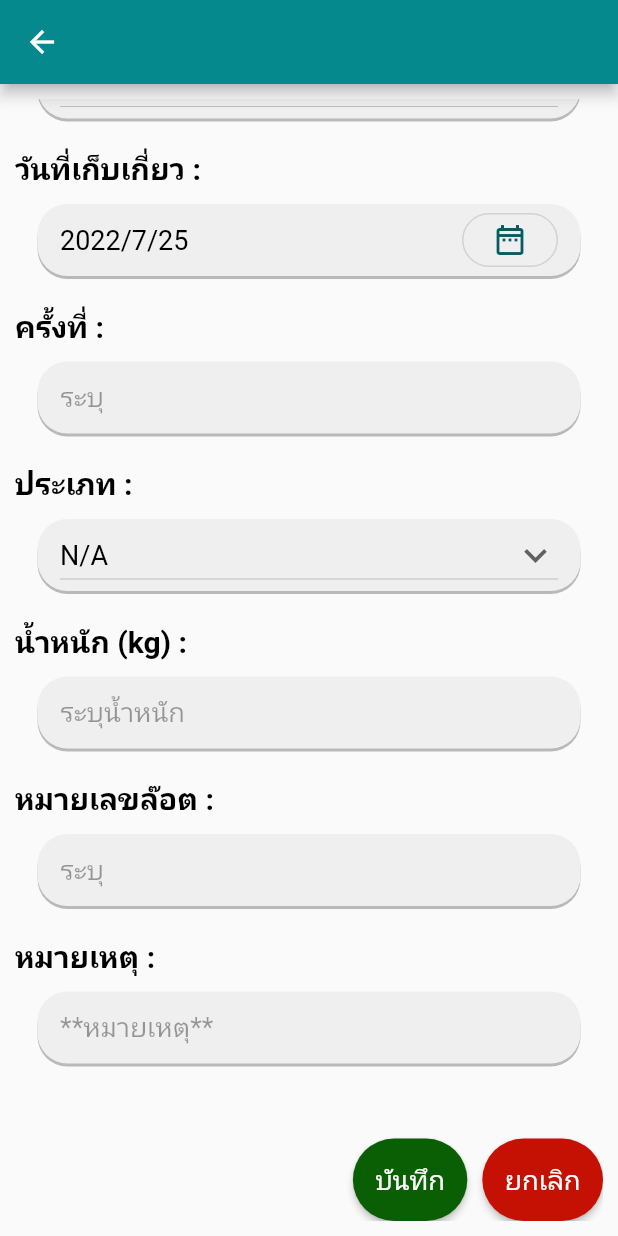
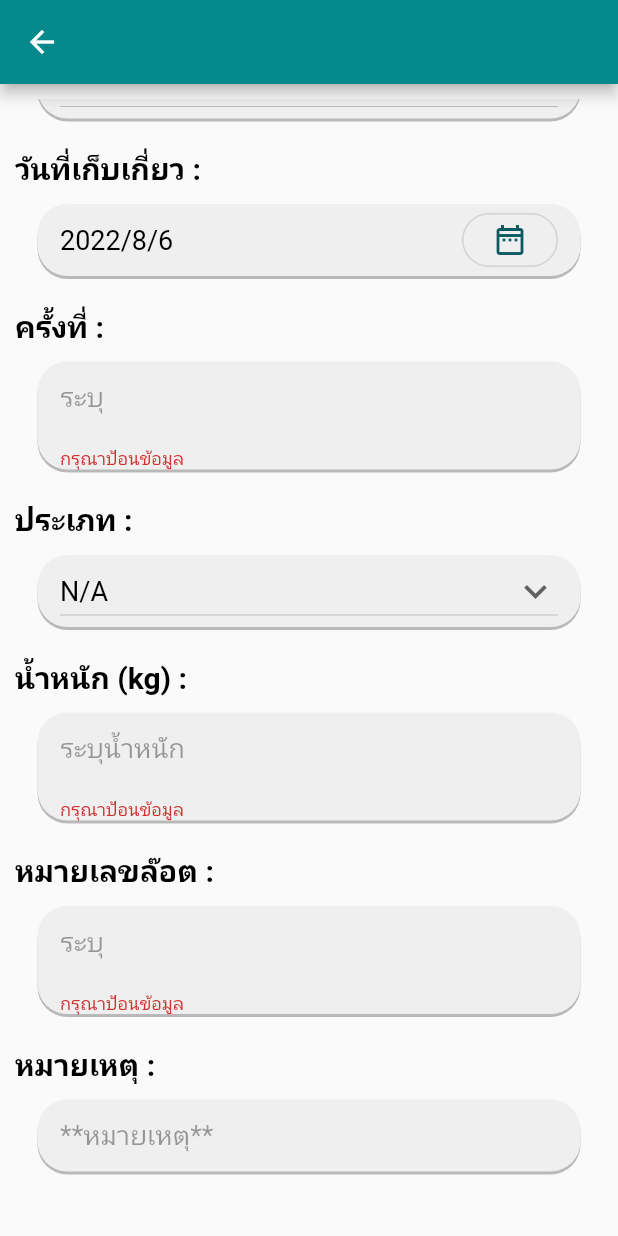
Before and after one commit to haruthai2311/cannabis_track_and_trace_application, a Flutter app: the Harvests screen opened directly, scrolled down 165 dp, after a tap on "บันทึก", on a phone screen of 412 x 824 dp. Run offline on Flutter 3.47's test engine with Material 2 defaults, Android fonts, the phone set to English and light mode, and no system bars; our stand-ins replace curved_navigation_bar, form_field_validator; missing offline and left inert: flutter_barcode_scanner.

Commit message:
Harvests connect API and edit date

```diff
--- /dev/null
+++ b/lib/api/allgreenhouses.dart
@@ -0,0 +1,58 @@
+// To parse this JSON data, do
+//
+//     final allGreenhouses = allGreenhousesFromJson(jsonString);
+
+import 'package:meta/meta.dart';
+import 'dart:convert';
+
+List<AllGreenhouses> allGreenhousesFromJson(String str) => List<AllGreenhouses>.from(json.decode(str).map((x) => AllGreenhouses.fromJson(x)));
+
+String allGreenhousesToJson(List<AllGreenhouses> data) => json.encode(List<dynamic>.from(data.map((x) => x.toJson())));
+
+class AllGreenhouses {
+    AllGreenhouses({
+        required this.greenHouseId,
+        required this.locationId,
+        required this.name,
+        required this.isActive,
+        required this.remark,
+        required this.createTime,
+        required this.createBy,
+        required this.updateTime,
+        required this.updateBy,
+    });
+
+    int greenHouseId;
+    int locationId;
+    String name;
+    String isActive;
+    dynamic remark;
+    DateTime createTime;
+    dynamic createBy;
+    DateTime updateTime;
+    dynamic updateBy;
+
+    factory AllGreenhouses.fromJson(Map<String, dynamic> json) => AllGreenhouses(
+        greenHouseId: json["GreenHouseID"],
+        locationId: json["LocationID"],
+        name: json["Name"],
+        isActive: json["IsActive"],
+        remark: json["Remark"],
+        createTime: DateTime.parse(json["CreateTime"]),
+        createBy: json["CreateBy"],
+        updateTime: DateTime.parse(json["UpdateTime"]),
+        updateBy: json["UpdateBy"],
+    );
+
+    Map<String, dynamic> toJson() => {
+        "GreenHouseID": greenHouseId,
+        "LocationID": locationId,
+        "Name": name,
+        "IsActive": isActive,
+        "Remark": remark,
+        "CreateTime": createTime.toIso8601String(),
+        "CreateBy": createBy,
+        "UpdateTime": updateTime.toIso8601String(),
+        "UpdateBy": updateBy,
+    };
+}
--- a/lib/screens/home/bottom_nav_screen.dart
+++ b/lib/screens/home/bottom_nav_screen.dart
@@ -5,6 +5,8 @@ import 'package:cannabis_track_and_trace_application/screens/infomation/info_scr
 import 'package:cannabis_track_and_trace_application/screens/tracking/tracking_screen.dart';
 import 'package:curved_navigation_bar/curved_navigation_bar.dart';
 import 'package:flutter/material.dart';
+
+import '../infomation/info_screen.dart';
 
 class BottomNavScreen extends StatefulWidget {
   @override
--- a/lib/screens/infomation/chemical_uses.dart
+++ b/lib/screens/infomation/chemical_uses.dart
@@ -8,7 +8,7 @@ class ChemicalUses extends StatefulWidget {
 }
 
 class _ChemicalUsesState extends State<ChemicalUses> {
-  DateTime date = DateTime(2022, 7, 25);
+  DateTime date = DateTime.now();
 
   String dropdowntype = 'N/A';
   var itemtype = ['N/A', 'ใบ', 'ดอก', 'ก้าน'];
--- a/lib/screens/tracking/cultivations.dart
+++ b/lib/screens/tracking/cultivations.dart
@@ -8,7 +8,7 @@ class Cultivations extends StatefulWidget {
 }
 
 class _CultivationsState extends State<Cultivations> {
-  DateTime date = DateTime(2022, 7, 25);
+  DateTime date = DateTime.now();
 
   String dropdownStrain = 'N/A';
   var itemStrain = ['N/A', 'สายพันธุ์หางกระรอก', 'สายพันธุ์หางเสือ'];
--- a/lib/screens/tracking/harvests.dart
+++ b/lib/screens/tracking/harvests.dart
@@ -1,6 +1,9 @@
+import 'dart:convert';
 import 'package:cannabis_track_and_trace_application/config/styles.dart';
 import 'package:cannabis_track_and_trace_application/screens/tracking/tracking_screen.dart';
 import 'package:flutter/material.dart';
+import 'package:http/http.dart' as http;
+import 'package:form_field_validator/form_field_validator.dart';
 
 class Harvests extends StatefulWidget {
   @override
@@ -8,13 +11,105 @@ class Harvests extends StatefulWidget {
 }
 
 class _HarvestsState extends State<Harvests> {
-  DateTime date = DateTime(2022, 7, 25);
+  DateTime date = DateTime.now();
+  final _formKey = GlobalKey<FormState>();
+  bool _visible = false;
+  //late List<AllGreenhouses> _AllGreenhouses;
+
+  final _ctlHarvestNo = TextEditingController();
+  final _ctlWeight = TextEditingController();
+  final _ctlLotNo = TextEditingController();
+  final _ctlHavestRemake = TextEditingController();
+
+  Future addHarvests() async {
+    var url = "http://10.96.3.8:3000/trackings/harvests";
+    // Showing LinearProgressIndicator.
+    setState(() {
+      _visible = true;
+    });
+
+    var response = await http.post(Uri.parse(url), body: {
+      "GreenHouseID": dropdownGH.toString(),
+      "HarvestDate": date.toString(),
+      "HarvestNo": _ctlHarvestNo.text,
+      "Type": selectDropdown.toString(),
+      "Weight": _ctlWeight.text,
+      "LotNo": _ctlLotNo.text,
+      "Remark": _ctlHavestRemake.text,
+    });
+    print('Response status : ${response.statusCode}');
+    print('Response body : ${response.body}');
+    if (response.statusCode == 200) {
+      print(response.body);
+      var msg = jsonDecode(response.body);
+
+      //Check Login Status
+      if (msg['success'] == true) {
+        setState(() {
+          //hide progress indicator
+          _visible = false;
+        });
+        showMessage(msg["message"]);
+      } else {
+        setState(() {
+          //hide progress indicator
+          _visible = false;
+
+          //Show Error Message Dialog
+          showMessage(msg["message"]);
+        });
+        //showMessage(context, 'เกิดข้อผิดพลาด');
+      }
+    } else {
+      setState(() {
+        //hide progress indicator
+        _visible = false;
+
+        //Show Error Message Dialog
+        showMessage("Error during connecting to Server.");
+      });
+    }
+  }
+
+  Future<dynamic> showMessage(String msg) async {
+    showDialog(
+      context: context,
+      builder: (BuildContext context) {
+        return AlertDialog(
+          title: Text(msg),
+          actions: <Widget>[
+            TextButton(
+              child: const Text("OK"),
+              onPressed: () {
+                Navigator.of(context).pop();
+              },
+            ),
+          ],
+        );
+      },
+    );
+  }
+
+  @override
+  void initState() {
+    super.initState();
+  }
 
   String dropdowntype = 'N/A';
+  String selectDropdown = '00';
   var itemtype = ['N/A', 'ใบ', 'ดอก', 'ก้าน'];
 
   String dropdownGH = 'N/A';
-  var itemGH = ['N/A', 'โรงเรือน 1', 'โรงเรือน 2'];
+  var itemGH = [
+    'N/A',
+    '4',
+    '5',
+    '6',
+    '7',
+    '8',
+    '9',
+    '10'
+  ]; //เหลือดึงชื่อโรงเรือนจากฐานข้อมูลมาเป็นตัวเลือก
 
   @override
   Widget build(BuildContext context) {
@@ -27,6 +122,8 @@ class _HarvestsState extends State<Harvests> {
           child: Padding(
             padding: const EdgeInsets.all(10),
             child: SingleChildScrollView(
+              child: Form(
+                key: _formKey,
                 child: Column(
                   children: [
                     const SizedBox(height: 10),
@@ -64,7 +161,11 @@ class _HarvestsState extends State<Harvests> {
                                   shape: RoundedRectangleBorder(
                                       borderRadius: BorderRadius.circular(30)),
                                   padding: const EdgeInsets.all(15)),
-                            onPressed: () {},
+                              onPressed: () {
+                                if (_formKey.currentState!.validate()) {
+                                  addHarvests();
+                                }
+                              },
                               child: Text("บันทึก"),
                             ),
                           ],
@@ -80,10 +181,8 @@ class _HarvestsState extends State<Harvests> {
                                       borderRadius: BorderRadius.circular(30)),
                                   padding: const EdgeInsets.all(15)),
                               onPressed: () {
-                              Navigator.push(context,
-                                  MaterialPageRoute(builder: (context) {
-                                return TrackingScreen();
-                              }));
+                                _showMyDialog();
+                                //Navigator.of(context).pop(Harvests());
                               },
                               child: Text("ยกเลิก"),
                             ),
@@ -97,6 +196,43 @@ class _HarvestsState extends State<Harvests> {
             ),
           ),
         ),
+      ),
+    );
+  }
+
+  Future<void> _showMyDialog() async {
+    return showDialog<void>(
+      context: context,
+      barrierDismissible: false, // user must tap button!
+      builder: (BuildContext context) {
+        return AlertDialog(
+          title: Text('ยืนยันการยกเลิก'),
+          content: SingleChildScrollView(
+            child: Column(
+              children: <Widget>[
+                Text('คุณต้องการยกเลิกใช่หรือไม่?'),
+                //Text('Would you like to approve of this message?'),
+              ],
+            ),
+          ),
+          actions: <Widget>[
+            TextButton(
+              child: Text('ยืนยัน'),
+              onPressed: () {
+                //print('Confirmed');
+                Navigator.of(context).pop();
+                Navigator.of(context).pop(Harvests());
+              },
+            ),
+            TextButton(
+              child: Text('ยกเลิก'),
+              onPressed: () {
+                Navigator.of(context).pop();
+              },
+            ),
+          ],
+        );
+      },
     );
   }
 
@@ -156,7 +292,7 @@ class _HarvestsState extends State<Harvests> {
     return Column(
       crossAxisAlignment: CrossAxisAlignment.start,
       children: [
-        Text(
+        const Text(
           "วันที่เก็บเกี่ยว :",
           style: TextStyle(
               color: Colors.black, fontSize: 20, fontWeight: FontWeight.bold),
@@ -168,7 +304,7 @@ class _HarvestsState extends State<Harvests> {
           decoration: BoxDecoration(
             color: Color.fromARGB(255, 240, 239, 239),
             borderRadius: BorderRadius.circular(20),
-            boxShadow: [
+            boxShadow: const [
               BoxShadow(
                 color: Colors.black26,
                 offset: Offset(0, 2),
@@ -216,18 +352,18 @@ class _HarvestsState extends State<Harvests> {
     return Column(
       crossAxisAlignment: CrossAxisAlignment.start,
       children: [
-        Text(
+        const Text(
           "ครั้งที่ :",
           style: TextStyle(
               color: Colors.black, fontSize: 20, fontWeight: FontWeight.bold),
         ),
-        SizedBox(height: 10),
+        const SizedBox(height: 10),
         Container(
-          margin: EdgeInsets.only(left: 15, right: 15),
+          margin: const EdgeInsets.only(left: 15, right: 15),
           decoration: BoxDecoration(
-            color: Color.fromARGB(255, 240, 239, 239),
+            color: const Color.fromARGB(255, 240, 239, 239),
             borderRadius: BorderRadius.circular(20),
-            boxShadow: [
+            boxShadow: const [
               BoxShadow(
                 color: Colors.black26,
                 offset: Offset(0, 2),
@@ -235,13 +371,15 @@ class _HarvestsState extends State<Harvests> {
             ],
           ),
           child: TextFormField(
+            controller: _ctlHarvestNo,
             keyboardType: TextInputType.number,
-            style: TextStyle(color: Colors.black),
-            decoration: InputDecoration(
+            style: const TextStyle(color: Colors.black),
+            decoration: const InputDecoration(
                 border: InputBorder.none,
                 contentPadding: EdgeInsets.only(left: 15),
                 hintText: 'ระบุ',
                 hintStyle: TextStyle(color: Colors.black38, fontSize: 18)),
+            validator: RequiredValidator(errorText: 'กรุณาป้อนข้อมูล'),
           ),
         ),
       ],
@@ -252,19 +390,19 @@ class _HarvestsState extends State<Harvests> {
     return Column(
       crossAxisAlignment: CrossAxisAlignment.start,
       children: [
-        Text(
+        const Text(
           "ประเภท :",
           style: TextStyle(
               color: Colors.black, fontSize: 20, fontWeight: FontWeight.bold),
         ),
-        SizedBox(height: 10),
+        const SizedBox(height: 10),
         Container(
-          margin: EdgeInsets.only(left: 15, right: 15),
-          padding: EdgeInsets.only(left: 15, right: 15),
+          margin: const EdgeInsets.only(left: 15, right: 15),
+          padding: const EdgeInsets.only(left: 15, right: 15),
           decoration: BoxDecoration(
-            color: Color.fromARGB(255, 240, 239, 239),
+            color: const Color.fromARGB(255, 240, 239, 239),
             borderRadius: BorderRadius.circular(20),
-            boxShadow: [
+            boxShadow: const [
               BoxShadow(
                 color: Colors.black26,
                 offset: Offset(0, 2),
@@ -275,7 +413,7 @@ class _HarvestsState extends State<Harvests> {
             dropdownColor: Colors.white,
             iconSize: 30,
             isExpanded: true,
-            style: TextStyle(
+            style: const TextStyle(
               color: Colors.black,
               fontSize: 18,
             ),
@@ -291,6 +429,15 @@ class _HarvestsState extends State<Harvests> {
               setState(
                 () {
                   dropdowntype = newValue!;
+                  if (dropdowntype == "N/A") {
+                    selectDropdown = "00";
+                  } else if (dropdowntype == "ใบ") {
+                    selectDropdown = "01";
+                  } else if (dropdowntype == "ดอก") {
+                    selectDropdown = "02";
+                  } else {
+                    selectDropdown = "03";
+                  }
                 },
               );
             },
@@ -304,18 +451,18 @@ class _HarvestsState extends State<Harvests> {
     return Column(
       crossAxisAlignment: CrossAxisAlignment.start,
       children: [
-        Text(
+        const Text(
           "น้ำหนัก (kg) :",
           style: TextStyle(
               color: Colors.black, fontSize: 20, fontWeight: FontWeight.bold),
         ),
-        SizedBox(height: 10),
+        const SizedBox(height: 10),
         Container(
-          margin: EdgeInsets.only(left: 15, right: 15),
+          margin: const EdgeInsets.only(left: 15, right: 15),
           decoration: BoxDecoration(
-            color: Color.fromARGB(255, 240, 239, 239),
+            color: const Color.fromARGB(255, 240, 239, 239),
             borderRadius: BorderRadius.circular(20),
-            boxShadow: [
+            boxShadow: const [
               BoxShadow(
                 color: Colors.black26,
                 offset: Offset(0, 2),
@@ -323,13 +470,15 @@ class _HarvestsState extends State<Harvests> {
             ],
           ),
           child: TextFormField(
+            controller: _ctlWeight,
             keyboardType: TextInputType.number,
-            style: TextStyle(color: Colors.black),
-            decoration: InputDecoration(
+            style: const TextStyle(color: Colors.black),
+            decoration: const InputDecoration(
                 border: InputBorder.none,
                 contentPadding: EdgeInsets.only(left: 15),
                 hintText: 'ระบุน้ำหนัก',
                 hintStyle: TextStyle(color: Colors.black38, fontSize: 18)),
+            validator: RequiredValidator(errorText: 'กรุณาป้อนข้อมูล'),
           ),
         ),
       ],
@@ -340,18 +489,18 @@ class _HarvestsState extends State<Harvests> {
     return Column(
       crossAxisAlignment: CrossAxisAlignment.start,
       children: [
-        Text(
+        const Text(
           "หมายเลขล๊อต :",
           style: TextStyle(
               color: Colors.black, fontSize: 20, fontWeight: FontWeight.bold),
         ),
-        SizedBox(height: 10),
+        const SizedBox(height: 10),
         Container(
-          margin: EdgeInsets.only(left: 15, right: 15),
+          margin: const EdgeInsets.only(left: 15, right: 15),
           decoration: BoxDecoration(
-            color: Color.fromARGB(255, 240, 239, 239),
+            color: const Color.fromARGB(255, 240, 239, 239),
             borderRadius: BorderRadius.circular(20),
-            boxShadow: [
+            boxShadow: const [
               BoxShadow(
                 color: Colors.black26,
                 offset: Offset(0, 2),
@@ -359,13 +508,15 @@ class _HarvestsState extends State<Harvests> {
             ],
           ),
           child: TextFormField(
+            controller: _ctlLotNo,
             keyboardType: TextInputType.number,
-            style: TextStyle(color: Colors.black),
-            decoration: InputDecoration(
+            style: const TextStyle(color: Colors.black),
+            decoration: const InputDecoration(
                 border: InputBorder.none,
                 contentPadding: EdgeInsets.only(left: 15),
                 hintText: 'ระบุ',
                 hintStyle: TextStyle(color: Colors.black38, fontSize: 18)),
+            validator: RequiredValidator(errorText: 'กรุณาป้อนข้อมูล'),
           ),
         ),
       ],
@@ -376,18 +527,18 @@ class _HarvestsState extends State<Harvests> {
     return Column(
       crossAxisAlignment: CrossAxisAlignment.start,
       children: [
-        Text(
+        const Text(
           "หมายเหตุ :",
           style: TextStyle(
               color: Colors.black, fontSize: 20, fontWeight: FontWeight.bold),
         ),
-        SizedBox(height: 10),
+        const SizedBox(height: 10),
         Container(
-          margin: EdgeInsets.only(left: 15, right: 15),
+          margin: const EdgeInsets.only(left: 15, right: 15),
           decoration: BoxDecoration(
-            color: Color.fromARGB(255, 240, 239, 239),
+            color: const Color.fromARGB(255, 240, 239, 239),
             borderRadius: BorderRadius.circular(20),
-            boxShadow: [
+            boxShadow: const [
               BoxShadow(
                 color: Colors.black26,
                 offset: Offset(0, 2),
@@ -395,8 +546,9 @@ class _HarvestsState extends State<Harvests> {
             ],
           ),
           child: TextFormField(
-            style: TextStyle(color: Colors.black),
-            decoration: InputDecoration(
+            controller: _ctlHavestRemake,
+            style: const TextStyle(color: Colors.black),
+            decoration: const InputDecoration(
                 border: InputBorder.none,
                 contentPadding: EdgeInsets.only(left: 15),
                 hintText: '**หมายเหตุ**',
--- a/lib/screens/tracking/plant_tracking.dart
+++ b/lib/screens/tracking/plant_tracking.dart
@@ -8,7 +8,7 @@ class PlantTracking extends StatefulWidget {
 }
 
 class _PlantTrackingState extends State<PlantTracking> {
-  DateTime date = DateTime(2022, 7, 25);
+  DateTime date = DateTime.now();
 
   String dropdownStatus = 'N/A';
   var itemStatus = ['N/A', 'ปกติ', 'ไม่สมบูรณ์', 'ตัดทิ่้ง'];
--- a/lib/screens/tracking/transfers.dart
+++ b/lib/screens/tracking/transfers.dart
@@ -8,7 +8,7 @@ class Transfers extends StatefulWidget {
 }
 
 class _TransfersState extends State<Transfers> {
-  DateTime date = DateTime(2022, 7, 25);
+  DateTime date = DateTime.now();
 
   String dropdowntype = 'N/A';
   var itemtype = ['N/A', 'ใบ', 'ดอก', 'ก้าน'];
```
Also changed, not shown: lib/screens/login/login.dart (+7 -8 lines), pubspec.lock, 1 other file. Lines whose indentation alone changed are shown as unchanged.
